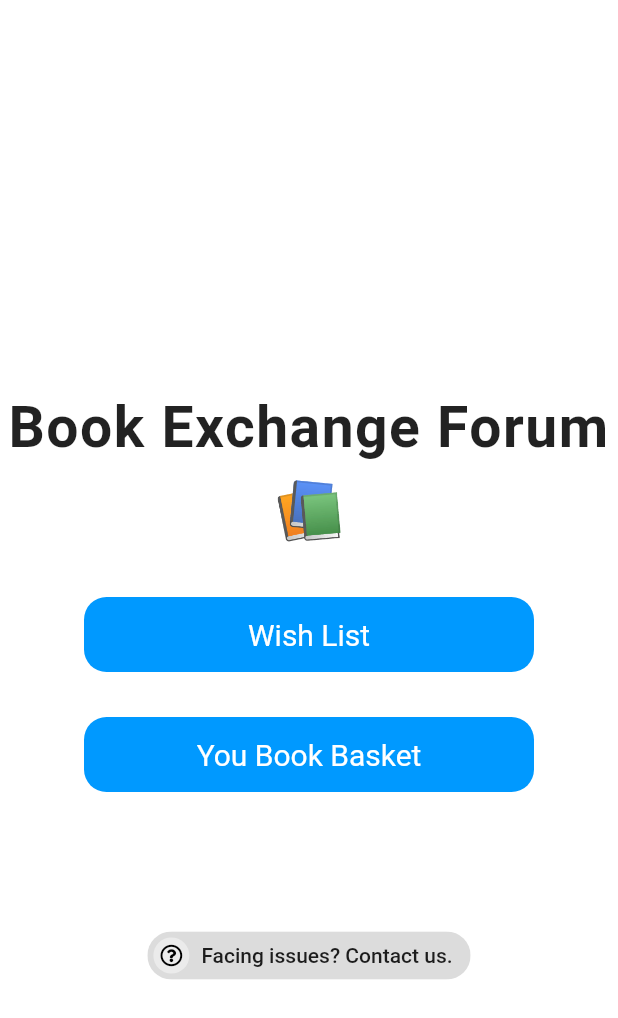
After one commit to iamadisingh/codestreet-demo-1, a Flutter app: the MainAppScreen screen opened by its route, after a tap on "Exchange your books", on a phone screen of 412 x 824 dp. The commit adds this screen. Shown: the top 1018 px of the screen. Run offline on Flutter 3.47's test engine with Material 2 defaults, Android fonts, the phone set to English and light mode, and no system bars; our stand-ins replace font_awesome_flutter, location; missing offline and left inert: here_maps_webservice.

Commit message:
Demo 4.1

```diff
--- a/lib/main.dart
+++ b/lib/main.dart
@@ -1,3 +1,4 @@
+import 'package:express_app_self/screens/exchange_screen/exchange_screen.dart';
 import 'package:express_app_self/screens/home_screen.dart';
 import 'package:express_app_self/screens/main_app_screen.dart';
 import 'package:express_app_self/screens/online_library/nonacademic_screen.dart';
@@ -28,6 +29,7 @@ class MyApp extends StatelessWidget {
         '/nonAcademicScreen': (context) => NonAcademicScreen(),
         // ignore: equal_keys_in_map
         '/publicLibraryScreen': (context) => ExplorePopularPlaces(),
+        '/exchangeBookPage': (context) => ExchangeScreen(),
       },
     );
   }
--- /dev/null
+++ b/lib/screens/exchange_screen/exchange_screen.dart
@@ -0,0 +1,67 @@
+import 'package:express_app_self/widgets/home_screen_button.dart';
+import 'package:flutter/material.dart';
+import 'package:font_awesome_flutter/font_awesome_flutter.dart';
+
+class ExchangeScreen extends StatelessWidget {
+  @override
+  Widget build(BuildContext context) {
+    return Scaffold(
+      backgroundColor: Colors.white,
+      body: Center(
+        child: Column(
+          mainAxisAlignment: MainAxisAlignment.center,
+          children: [
+            SizedBox(
+              height: 100,
+            ),
+            Text(
+              "Book Exchange Forum",
+              textAlign: TextAlign.center,
+              style: TextStyle(
+                fontWeight: FontWeight.bold,
+                fontSize: 38,
+                letterSpacing: 1,
+              ),
+            ),
+            SizedBox(
+              height: 10,
+            ),
+            Text(
+              "📚",
+              style: TextStyle(
+                fontWeight: FontWeight.bold,
+                fontSize: 38,
+                letterSpacing: 1,
+              ),
+            ),
+            SizedBox(
+              height: 20,
+            ),
+            HomeScreenButton(
+              title: "Wish List",
+              colours: Color(0xff0099ff),
+            ),
+            HomeScreenButton(
+              title: "You Book Basket",
+              colours: Color(0xff0099ff),
+            ),
+            SizedBox(
+              height: 70,
+            ),
+            Chip(
+              avatar: CircleAvatar(
+                backgroundColor: Color(0xffebebeb),
+                child: FaIcon(
+                  FontAwesomeIcons.questionCircle,
+                  color: Colors.black,
+                  size: 15,
+                ),
+              ),
+              label: Text('Facing issues? Contact us.'),
+            ),
+          ],
+        ),
+      ),
+    );
+  }
+}
--- a/lib/screens/main_app_screen.dart
+++ b/lib/screens/main_app_screen.dart
@@ -82,7 +82,7 @@ class MainAppScreen extends StatelessWidget {
                           });
                     },
                     child: HomeScreenButton(
-                      title: "Public Library",
+                      title: "Search Libraries",
                       colours: Color(0xff0099ff),
                     ),
                   ),
@@ -99,9 +99,14 @@ class MainAppScreen extends StatelessWidget {
                     title: "Book Selling Vendors",
                     colours: Color(0xff0099ff),
                   ),
-                  HomeScreenButton(
-                    title: "Exchange your books",
-                    colours: Color(0xff0099ff),
+                  GestureDetector(
+                    onTap: () {
+                      Navigator.pushNamed(context, '/exchangeBookPage');
+                    },
+                    child: HomeScreenButton(
+                      title: "Exchange your books",
+                      colours: Color(0xff0099ff),
+                    ),
                   ),
                 ],
               ),
```
